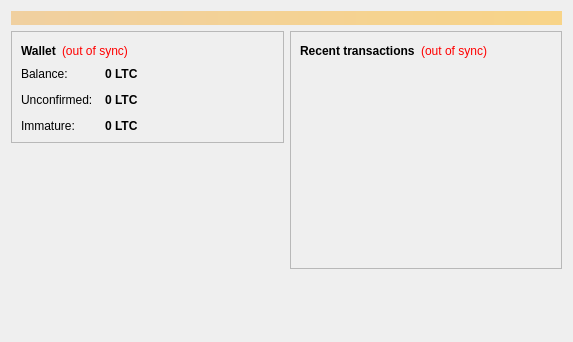
ruipnet/rubcoin, file src/qt/forms/overviewpage.ui: the form before one commit.
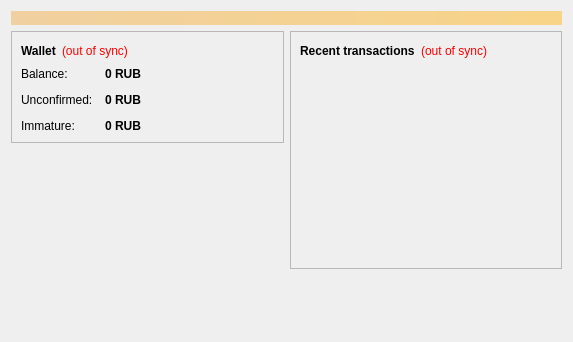
The form after the commit.

```diff
--- a/src/qt/forms/overviewpage.ui
+++ b/src/qt/forms/overviewpage.ui
@@ -122,7 +122,7 @@
                <string>Your current balance</string>
               </property>
               <property name="text">
-               <string notr="true">0 LTC</string>
+               <string notr="true">0 RUB</string>
               </property>
               <property name="textInteractionFlags">
                <set>Qt::LinksAccessibleByMouse|Qt::TextSelectableByKeyboard|Qt::TextSelectableByMouse</set>
@@ -151,7 +151,7 @@
                <string>Total of transactions that have yet to be confirmed, and do not yet count toward the current balance</string>
               </property>
               <property name="text">
-               <string notr="true">0 LTC</string>
+               <string notr="true">0 RUB</string>
               </property>
               <property name="textInteractionFlags">
                <set>Qt::LinksAccessibleByMouse|Qt::TextSelectableByKeyboard|Qt::TextSelectableByMouse</set>
@@ -177,7 +177,7 @@
                <string>Mined balance that has not yet matured</string>
               </property>
               <property name="text">
-               <string notr="true">0 LTC</string>
+               <string notr="true">0 RUB</string>
               </property>
               <property name="textInteractionFlags">
                <set>Qt::LinksAccessibleByMouse|Qt::TextSelectableByKeyboard|Qt::TextSelectableByMouse</set>
```
Left out of the diff: 4 changed lines with no effect on the pictures.
